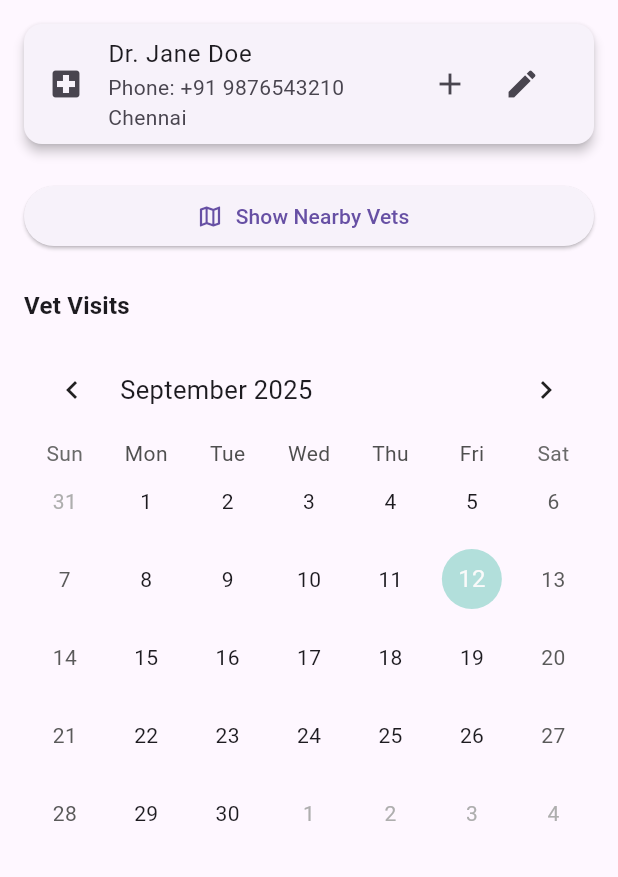
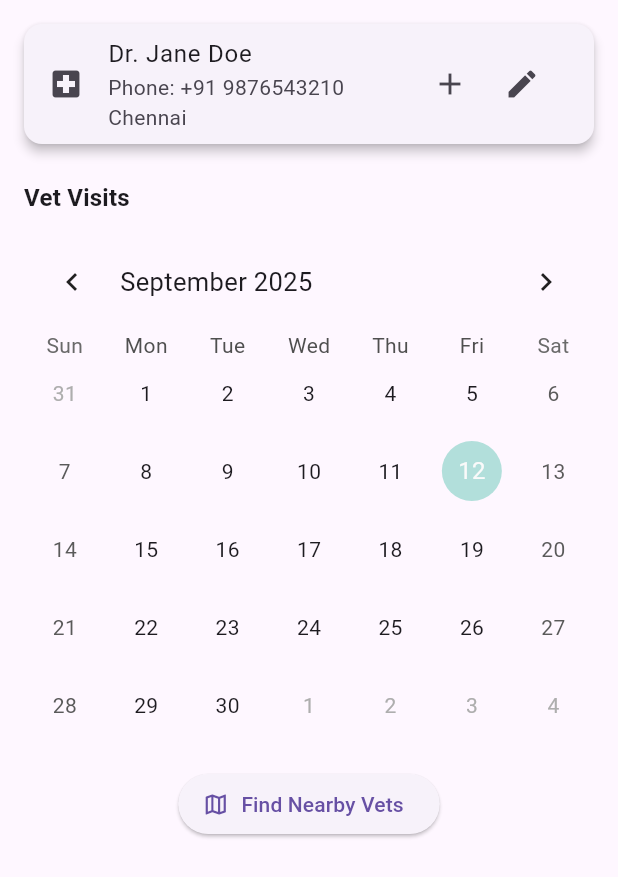
Before and after one commit to nands0610/Pet-Health-Monitor-App, a Flutter app: the VetPage widget shown alone on an empty page, opened directly, on a phone screen of 412 x 824 dp. Shown: the top 877 px of the screen. Run offline on Flutter 3.47's test engine with Material 3 defaults, Android fonts, the phone set to English and light mode, and no system bars; drawn by our look-alikes of table_calendar; our stand-ins replace cloud_firestore, firebase_auth, firebase_core, firebase_storage, fl_chart, flutter_map and 3 more; missing offline and left inert: mobile_scanner; accounts and stored records are empty.

Commit message:
Added map to vet page

```diff
--- a/lib/pages/vet-page/vet_page.dart
+++ b/lib/pages/vet-page/vet_page.dart
@@ -1,7 +1,10 @@
+// lib/pages/vet-page/vet_page.dart
 import 'package:flutter/material.dart';
 import 'package:table_calendar/table_calendar.dart';
 import 'package:cloud_firestore/cloud_firestore.dart';
 import 'package:firebase_auth/firebase_auth.dart';
+import 'package:flutter_map/flutter_map.dart';
+import 'package:latlong2/latlong.dart';
 
 class VetPage extends StatefulWidget {
   const VetPage({Key? key}) : super(key: key);
@@ -23,6 +26,11 @@ class _VetPageState extends State<VetPage> {
   // Firebase instances
   final FirebaseFirestore _firestore = FirebaseFirestore.instance;
   final FirebaseAuth _auth = FirebaseAuth.instance;
+
+  // Map state (placeholder only for now)
+  bool _showMap = false;
+  LatLng _mapCenter = LatLng(12.9716, 77.5946); // default center (Bangalore)
+  double _mapZoom = 13.0;
 
   // Get current user's UID
   String? get _userId => _auth.currentUser?.uid;
@@ -72,7 +80,7 @@ class _VetPageState extends State<VetPage> {
 
   Future<void> _saveVisitDays() async {
     if (_userId == null) {
-      print('User not authenticated');
+      // Not logged in
       return;
     }
 
@@ -81,7 +89,7 @@ class _VetPageState extends State<VetPage> {
         'visitDays': _visitDays.map((d) => d.toIso8601String()).toList(),
       }, SetOptions(merge: true));
     } catch (e) {
-      print('Error saving visit days: $e');
+      debugPrint('Error saving visit days: $e');
     }
   }
 
@@ -380,17 +388,6 @@ class _VetPageState extends State<VetPage> {
           ),
           const SizedBox(height: 24),
 
-          // ── Nearby Vets Button ──
-          SizedBox(
-            width: double.infinity,
-            child: ElevatedButton.icon(
-              onPressed: _showNearBy,
-              icon: const Icon(Icons.map_outlined),
-              label: const Text('Show Nearby Vets'),
-            ),
-          ),
-          const SizedBox(height: 24),
-
           // ── Calendar ──
           Text(
             'Vet Visits',
@@ -485,6 +482,55 @@ class _VetPageState extends State<VetPage> {
               },
             ),
           ],
+
+          // Map toggle button
+          Center(
+            child: ElevatedButton.icon(
+              icon: Icon(_showMap ? Icons.map : Icons.map_outlined),
+              label: Text(_showMap ? 'Hide Map' : 'Find Nearby Vets'),
+              onPressed: () {
+                setState(() {
+                  _showMap = !_showMap;
+                });
+              },
+            ),
+          ),
+
+          const SizedBox(height: 12),
+
+          // Placeholder map
+          if (_showMap)
+            SizedBox(
+              height: 320,
+              child: FlutterMap(
+                options: MapOptions(
+                  center: _mapCenter,
+                  zoom: _mapZoom,
+                  // you can later wire onTap or move callbacks
+                ),
+                children: [
+                  TileLayer(
+                    urlTemplate: 'https://{s}.tile.openstreetmap.org/{z}/{x}/{y}.png',
+                    subdomains: const ['a', 'b', 'c'],
+                    userAgentPackageName: 'com.example.pet_health',
+                  ),
+                  MarkerLayer(
+                    markers: [
+                      Marker(
+                        width: 60,
+                        height: 60,
+                        point: _mapCenter,
+                        child: const Icon(
+                          Icons.local_hospital,
+                          color: Colors.red,
+                          size: 36,
+                        ),
+                      ),
+                    ],
+                  ),
+                ],
+              ),
+            ),
         ],
       ),
     );
@@ -530,13 +576,4 @@ class _VetPageState extends State<VetPage> {
     );
   }
 
-  void _showNearBy() {
-    showModalBottomSheet(
-      context: context,
-      builder: (_) => SizedBox(
-        height: 300,
-        child: const Center(child: Text('Nearby Vets Map Placeholder')),
-      ),
-    );
-  }
 }
```
Also changed, not shown: lib/components/home-cards/metric_card.dart (+44 -12 lines).
